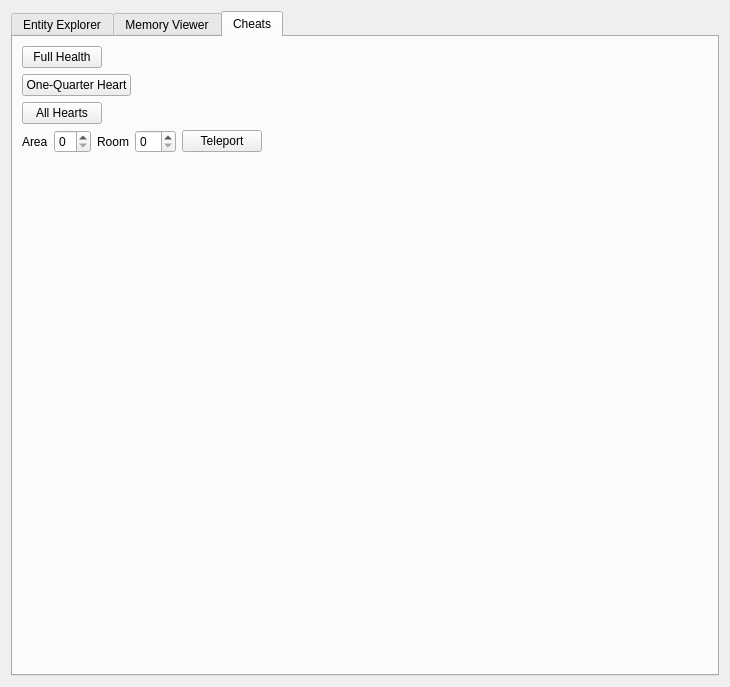
Before: the Qt Designer form src/platform/qt/tmc/EntityView.ui in octorock/mgba, drawn with Qt 5.
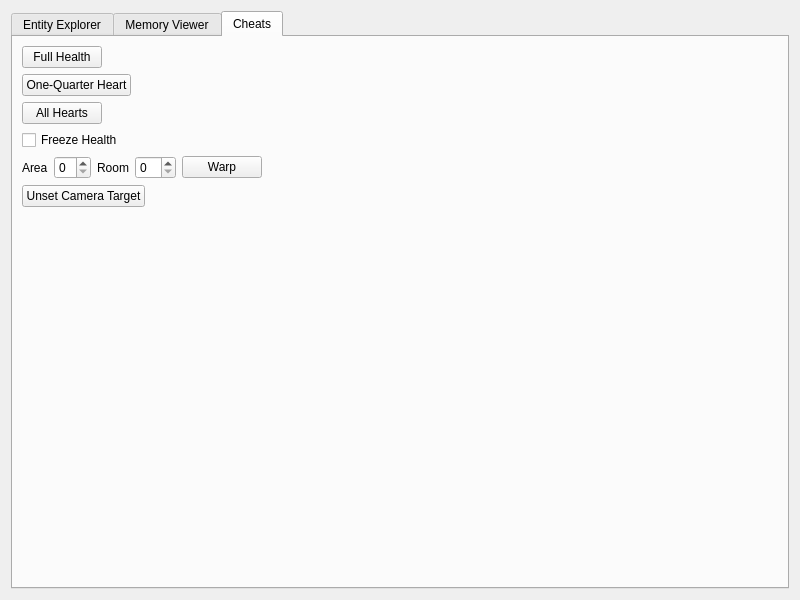
After: the same form once the commit is applied. The open tabs and pages were chosen to show the change.

The edit to the form file:
```diff
--- a/src/platform/qt/tmc/EntityView.ui
+++ b/src/platform/qt/tmc/EntityView.ui
@@ -6,8 +6,8 @@
    <rect>
     <x>0</x>
     <y>0</y>
-    <width>730</width>
-    <height>687</height>
+    <width>800</width>
+    <height>600</height>
    </rect>
   </property>
   <property name="windowTitle">
@@ -16,6 +16,12 @@
   <layout class="QVBoxLayout" name="verticalLayout">
    <item>
     <widget class="QTabWidget" name="tabWidget">
+     <property name="sizePolicy">
+      <sizepolicy hsizetype="Expanding" vsizetype="Expanding">
+       <horstretch>0</horstretch>
+       <verstretch>1</verstretch>
+      </sizepolicy>
+     </property>
      <property name="currentIndex">
       <number>0</number>
      </property>
@@ -175,6 +181,13 @@
            </property>
           </widget>
          </item>
+         <item>
+          <widget class="QCheckBox" name="checkBoxFreezeHealth">
+           <property name="text">
+            <string>Freeze Health</string>
+           </property>
+          </widget>
+         </item>
          <item>
           <layout class="QHBoxLayout" name="horizontalLayout_3">
            <item>
@@ -214,12 +227,19 @@
            <item>
             <widget class="QPushButton" name="pushButtonTeleport">
              <property name="text">
-              <string>Teleport</string>
+              <string>Warp</string>
              </property>
             </widget>
            </item>
           </layout>
          </item>
+         <item alignment="Qt::AlignLeft">
+          <widget class="QPushButton" name="pushButtonUnsetCamera">
+           <property name="text">
+            <string>Unset Camera Target</string>
+           </property>
+          </widget>
+         </item>
          <item>
           <spacer name="verticalSpacer_2">
            <property name="orientation">
```
Left out of the diff: 4 changed lines with no effect on the pictures.
